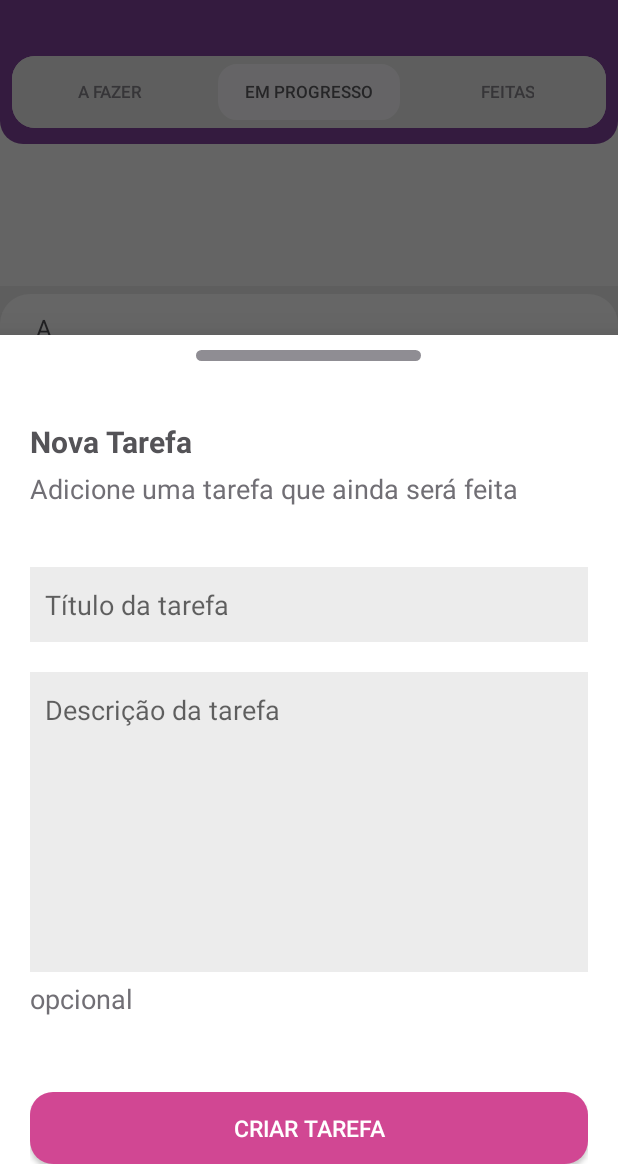
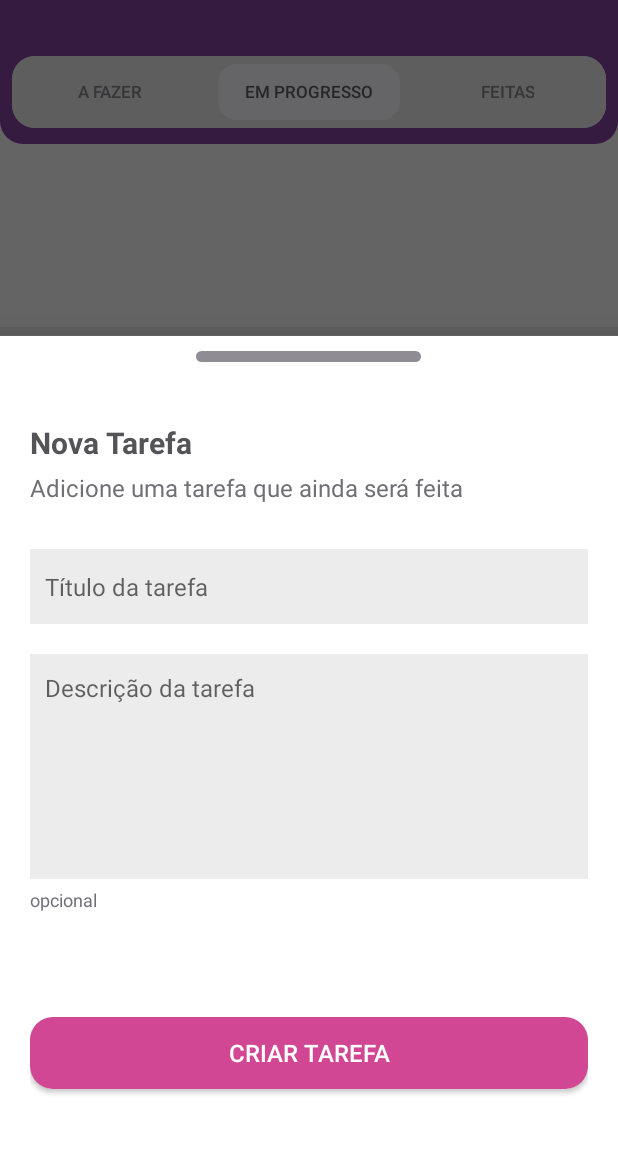
Before and after one commit to Jessyzap/AppMinhasTarefas, an Android app: the fragment CriarTarefaBottomSheet placed in its activity, tab 2 chosen, on a phone screen of 412 x 824 dp, the part 72-1236 px from its top. Run offline under Robolectric (Android 15) with nearby library versions, the phone set to English and light mode, and no system bars.

Commit message:
botoes adicionar e criar tarefa

```diff
--- a/app/build.gradle
+++ b/app/build.gradle
@@ -34,6 +34,7 @@ dependencies {
     implementation 'com.google.android.material:material:1.3.0'
     implementation 'androidx.constraintlayout:constraintlayout:2.0.4'
     implementation 'androidx.legacy:legacy-support-v4:1.0.0'
+    implementation 'androidx.lifecycle:lifecycle-extensions:2.2.0'
     testImplementation 'junit:junit:4.12'
     androidTestImplementation 'androidx.test.ext:junit:1.1.2'
     androidTestImplementation 'androidx.test.espresso:espresso-core:3.3.0'
--- a/app/src/main/AndroidManifest.xml
+++ b/app/src/main/AndroidManifest.xml
@@ -9,6 +9,8 @@
             android:roundIcon="@mipmap/ic_launcher_round"
             android:supportsRtl="true"
             android:theme="@style/AppTheme">
+        <activity android:name=".bottomSheets.TesteActivity">
+        </activity>
         <activity android:name=".PrincipalActivity">
         </activity>
         <activity android:name=".CarregandoTarefasFazerActivity">
--- a/app/src/main/java/com/ctt/minhastarefas/PrincipalActivity.kt
+++ b/app/src/main/java/com/ctt/minhastarefas/PrincipalActivity.kt
@@ -3,13 +3,16 @@ package com.ctt.minhastarefas
 import androidx.appcompat.app.AppCompatActivity
 import android.os.Bundle
 import android.view.View
+import android.widget.Button
 import androidx.viewpager.widget.ViewPager
 import com.ctt.minhastarefas.bottomSheets.CriarTarefaBottomSheet
 import com.google.android.material.button.MaterialButton
 import com.google.android.material.tabs.TabLayout
 import kotlinx.android.synthetic.main.fragment_fazer.*
 
-class PrincipalActivity : AppCompatActivity(), CriarTarefaBottomSheet.FragmentListener {
+//CriarTarefaBottomSheet.FragmentListener
+
+class PrincipalActivity : AppCompatActivity() {
     override fun onCreate(savedInstanceState: Bundle?) {
         supportActionBar?.hide()
         super.onCreate(savedInstanceState)
@@ -21,17 +24,12 @@ class PrincipalActivity : AppCompatActivity(), CriarTarefaBottomSheet.FragmentLi
         viewPager.adapter = PagerAdapter(supportFragmentManager)
         tabLayout.setupWithViewPager(viewPager)
 
-//        val bottomSheetCriarTarefa = CriarTarefaBottomSheet()
-//        btnAdicionar.setOnClickListener{
-//            bottomSheetCriarTarefa.show(supportFragmentManager,"BottomSheetDialog")
+        val botao = findViewById<Button?>(R.id.btnAdicionar)
 
-//        }
-    }
-
-    override fun getView(view: View?) {
-        val bottomSheetCriarTarefa = CriarTarefaBottomSheet()
-        btnAdicionar.setOnClickListener {
-            bottomSheetCriarTarefa.show(supportFragmentManager, "BottomSheetDialog")
+        botao?.setOnClickListener {
+            CriarTarefaBottomSheet().apply {
+                show(supportFragmentManager, CriarTarefaBottomSheet.TAG)
+            }
         }
     }
 }
--- a/app/src/main/java/com/ctt/minhastarefas/bottomSheets/CriarTarefaBottomSheet.kt
+++ b/app/src/main/java/com/ctt/minhastarefas/bottomSheets/CriarTarefaBottomSheet.kt
@@ -1,30 +1,32 @@
 package com.ctt.minhastarefas.bottomSheets
 
+import android.content.Intent
+import android.graphics.Insets.add
 import android.os.Bundle
 import android.view.LayoutInflater
 import android.view.View
 import android.view.ViewGroup
+import android.widget.Button
+import android.widget.EditText
 import android.widget.Toast
+import androidx.core.os.bundleOf
+import androidx.core.view.OneShotPreDrawListener.add
+import androidx.fragment.app.FragmentManager
+import androidx.lifecycle.ViewModelProviders
 import com.ctt.minhastarefas.R
+import com.ctt.minhastarefas.fragments.FazerFragment
+import com.ctt.minhastarefas.model.Tarefa
+import com.ctt.minhastarefas.model.msgViewModel
 import com.google.android.material.bottomsheet.BottomSheetDialogFragment
+import kotlinx.android.synthetic.main.bottom_sheet_criar_tarefa.*
 import kotlinx.android.synthetic.main.fragment_fazer.*
 
 class CriarTarefaBottomSheet : BottomSheetDialogFragment() {
 
+    private var model: msgViewModel? = null
 
-    override fun onCreate(savedInstanceState: Bundle?) {
-        super.onCreate(savedInstanceState)
-    }
-
-    interface FragmentListener {
-        fun getView(view: View?)
-    }
-
-    var mFragmentListener: FragmentListener? = null
-
-    fun bottomSheetFragment(listener: FragmentListener?) {
-        mFragmentListener = listener
-        return bottomSheetFragment(listener)
+    companion object {
+        const val TAG = "CriarTarefaBottomSheet"
     }
 
     override fun onCreateView(inflater: LayoutInflater, container: ViewGroup?, savedInstanceState: Bundle?): View? {
@@ -34,10 +36,26 @@ class CriarTarefaBottomSheet : BottomSheetDialogFragment() {
     override fun onViewCreated(view: View, savedInstanceState: Bundle?) {
         super.onViewCreated(view, savedInstanceState)
 
-        mFragmentListener?.getView(view)
+        model = ViewModelProviders.of(activity!!).get(msgViewModel::class.java)
 
-//        btn.setOnClickListener {
-//          Toast.makeText(context,"vc clicou",Toast.LENGTH_SHORT).show()     botão interno
-//        }
+        val nomeTarefa = view.findViewById<EditText>(R.id.txtTituloCriarTarefa)
+        val descricaoTarefa = view.findViewById<EditText>(R.id.txtDescricaoCriarTarefa)
+        val botaoCriarTarefa = view.findViewById<Button>(R.id.btnCriarTarefa)
+
+        botaoCriarTarefa.setOnClickListener {
+            //Toast.makeText(context, "vc clicou", Toast.LENGTH_SHORT).show()
+
+            val titulo = nomeTarefa.text.toString()
+            val descricao = descricaoTarefa.text.toString()
+            val lista = mutableListOf<Tarefa>()
+
+            if(titulo == "") {
+                nomeTarefa.error = "Insira um título para a sua tarefa"
+            } else {
+                lista.add(Tarefa(titulo,descricao))
+                model!!.dadosTarefa(lista)
+                Toast.makeText(context, "Tarefa cadastrada com sucesso!", Toast.LENGTH_SHORT).show()
+            }
+        }
     }
 }
--- a/app/src/main/java/com/ctt/minhastarefas/fragments/FazerFragment.kt
+++ b/app/src/main/java/com/ctt/minhastarefas/fragments/FazerFragment.kt
@@ -1,15 +1,25 @@
 package com.ctt.minhastarefas.fragments
 
 import android.os.Bundle
+import android.text.Layout
+import android.util.Log
 import androidx.fragment.app.Fragment
 import android.view.LayoutInflater
 import android.view.View
 import android.view.ViewGroup
+import android.widget.*
+import androidx.lifecycle.Observer
+import androidx.lifecycle.ViewModelProviders
 import androidx.recyclerview.widget.LinearLayoutManager
 import androidx.recyclerview.widget.RecyclerView
 import com.ctt.minhastarefas.R
 import com.ctt.minhastarefas.adapterListas.TarefasFazerAdapter
+import com.ctt.minhastarefas.bottomSheets.CriarTarefaBottomSheet
 import com.ctt.minhastarefas.model.Tarefa
+import com.ctt.minhastarefas.model.msgViewModel
+import com.google.android.material.bottomsheet.BottomSheetDialog
+import com.google.android.material.bottomsheet.BottomSheetDialogFragment
+import kotlinx.android.synthetic.main.fragment_fazer.*
 
 
 class FazerFragment : Fragment() {
@@ -19,45 +29,30 @@ class FazerFragment : Fragment() {
         savedInstanceState: Bundle?
     ): View? {
 
-        return inflater.inflate(R.layout.fragment_fazer, container, false)
+        val contextoFazer = inflater.inflate(R.layout.fragment_fazer, container, false)
+        return contextoFazer
     }
 
     override fun onViewCreated(view: View, savedInstanceState: Bundle?) {
         super.onViewCreated(view, savedInstanceState)
 
-        val listaTarefasFazer = mutableListOf(
-            Tarefa("Arrumar o guarda-roupa", "Organizar as gavetas, " +
-                    "separar as roupas de frio das de calor e colocar algumas peças no cabide."),
-            Tarefa("Arrumar o guarda-roupa", "Organizar as gavetas, " +
-                    "separar as roupas de frio das de calor e colocar algumas peças no cabide."),
-            Tarefa("Arrumar o guarda-roupa", "Organizar as gavetas, " +
-                    "separar as roupas de frio das de calor e colocar algumas peças no cabide."),
-            Tarefa("Arrumar o guarda-roupa", "Organizar as gavetas, " +
-                    "separar as roupas de frio das de calor e colocar algumas peças no cabide."),
-            Tarefa("Arrumar o guarda-roupa", "Organizar as gavetas, " +
-                    "separar as roupas de frio das de calor e colocar algumas peças no cabide."),
-            Tarefa("Arrumar o guarda-roupa", "Organizar as gavetas, " +
-                    "separar as roupas de frio das de calor e colocar algumas peças no cabide."),
-            Tarefa("Arrumar o guarda-roupa", "Organizar as gavetas, " +
-                    "separar as roupas de frio das de calor e colocar algumas peças no cabide."),
-            Tarefa("Arrumar o guarda-roupa", "Organizar as gavetas, " +
-                    "separar as roupas de frio das de calor e colocar algumas peças no cabide."),
-            Tarefa("Arrumar o guarda-roupa", "Organizar as gavetas, " +
-                    "separar as roupas de frio das de calor e colocar algumas peças no cabide."),
-            Tarefa("Arrumar o guarda-roupa", "Organizar as gavetas, " +
-                    "separar as roupas de frio das de calor e colocar algumas peças no cabide."),
-            Tarefa("Arrumar o guarda-roupa", "Organizar as gavetas, " +
-                    "separar as roupas de frio das de calor e colocar algumas peças no cabide."),
-            Tarefa("Arrumar o guarda-roupa", "Organizar as gavetas, " +
-                    "separar as roupas de frio das de calor e colocar algumas peças no cabide."),
-            Tarefa("Arrumar o guarda-roupa", "Organizar as gavetas, " +
-                    "separar as roupas de frio das de calor e colocar algumas peças no cabide."),
-        )
+        val model = ViewModelProviders.of(activity!!).get(msgViewModel::class.java)
+
+        var tituloTarefa: String
+        var descricaoTarefa: String
+
+        val listaTarefasFazer = mutableListOf<Tarefa>()
+
+        model.listaDados.observe(viewLifecycleOwner,
+            { t ->
+                tituloTarefa = t[0].nomeTarefa
+                descricaoTarefa = t[0].descricaoTarefa
+                listaTarefasFazer.add(Tarefa(tituloTarefa, descricaoTarefa))
+            })
 
         val rvFazer = view.findViewById<RecyclerView>(R.id.rvListaFazer)
         val adapterTarefasFazer = TarefasFazerAdapter(listaTarefasFazer)
         rvFazer.adapter = adapterTarefasFazer
         rvFazer.layoutManager = LinearLayoutManager(context)
-
     }
 }
--- a/app/src/main/java/com/ctt/minhastarefas/fragments/FeitasFragment.kt
+++ b/app/src/main/java/com/ctt/minhastarefas/fragments/FeitasFragment.kt
@@ -8,7 +8,7 @@ import android.view.ViewGroup
 import androidx.recyclerview.widget.LinearLayoutManager
 import androidx.recyclerview.widget.RecyclerView
 import com.ctt.minhastarefas.R
-import com.ctt.minhastarefas.adapterListas.TarefasFazerAdapter
+import com.ctt.minhastarefas.adapterListas.TarefasFeitasAdapter
 import com.ctt.minhastarefas.model.Tarefa
 
 class FeitasFragment : Fragment() {
@@ -41,7 +41,7 @@ class FeitasFragment : Fragment() {
         )
 
         val rvFeitas = view.findViewById<RecyclerView>(R.id.rvListaFeitas)
-        val adapterTarefasFeitas = TarefasFazerAdapter(listaTarefasFeitas)
+        val adapterTarefasFeitas = TarefasFeitasAdapter(listaTarefasFeitas)
         rvFeitas.adapter = adapterTarefasFeitas
         rvFeitas.layoutManager = LinearLayoutManager(context)
     }
--- a/app/src/main/java/com/ctt/minhastarefas/fragments/ProgressoFragment.kt
+++ b/app/src/main/java/com/ctt/minhastarefas/fragments/ProgressoFragment.kt
@@ -8,7 +8,7 @@ import android.view.ViewGroup
 import androidx.recyclerview.widget.LinearLayoutManager
 import androidx.recyclerview.widget.RecyclerView
 import com.ctt.minhastarefas.R
-import com.ctt.minhastarefas.adapterListas.TarefasFazerAdapter
+import com.ctt.minhastarefas.adapterListas.TarefasProgressoAdapter
 import com.ctt.minhastarefas.model.Tarefa
 
 class ProgressoFragment : Fragment() {
@@ -41,7 +41,7 @@ class ProgressoFragment : Fragment() {
         )
 
         val rvProgresso = view.findViewById<RecyclerView>(R.id.rvListaProgresso)
-        val adapterTarefasProgresso = TarefasFazerAdapter(listaTarefasProgresso)
+        val adapterTarefasProgresso = TarefasProgressoAdapter(listaTarefasProgresso)
         rvProgresso.adapter = adapterTarefasProgresso
         rvProgresso.layoutManager = LinearLayoutManager(context)
     }
--- /dev/null
+++ b/app/src/main/java/com/ctt/minhastarefas/model/msgViewModel.kt
@@ -0,0 +1,13 @@
+package com.ctt.minhastarefas.model
+
+import androidx.lifecycle.MutableLiveData
+import androidx.lifecycle.ViewModel
+
+class msgViewModel : ViewModel() {
+
+    val listaDados = MutableLiveData<MutableList<Tarefa>>()
+
+    fun dadosTarefa(dados: MutableList<Tarefa>) {
+        listaDados.value = dados
+    }
+}
--- a/app/src/main/res/layout/activity_principal.xml
+++ b/app/src/main/res/layout/activity_principal.xml
@@ -3,22 +3,23 @@
         xmlns:android="http://schemas.android.com/apk/res/android"
         xmlns:tools="http://schemas.android.com/tools"
         xmlns:app="http://schemas.android.com/apk/res-auto"
+        android:theme="@style/Theme.MaterialComponents"
         android:layout_width="match_parent"
         android:layout_height="match_parent"
         tools:context=".PrincipalActivity">
 
-    <androidx.viewpager.widget.ViewPager
-            android:id="@+id/viewPager"
-            android:layout_width="match_parent"
-            android:layout_height="585dp"
-            app:layout_constraintBottom_toBottomOf="parent"/>
+      <androidx.viewpager.widget.ViewPager
+              android:id="@+id/viewPager"
+              android:layout_width="match_parent"
+              android:layout_height="585dp"
+              app:layout_constraintBottom_toBottomOf="parent"/>
+
 
     <FrameLayout
             android:layout_width="match_parent"
-            android:layout_height="146dp"
+            android:layout_height="match_parent"
             app:layout_constraintStart_toStartOf="parent"
             app:layout_constraintTop_toTopOf="parent"
-            app:layout_constraintBottom_toBottomOf="@+id/viewPager"
             android:orientation="vertical"
             android:id="@+id/linearLayout"
             app:layout_constraintVertical_bias="0.0">
@@ -31,6 +32,12 @@
                 app:layout_constraintStart_toStartOf="parent"
                 app:layout_constraintEnd_toEndOf="parent"
                 android:id="@+id/imgShape"/>
+
+        <LinearLayout
+                android:layout_width="wrap_content"
+                android:layout_height="wrap_content"
+                android:layout_marginTop="100dp">
+        </LinearLayout>
 
         <TextView
                 android:fontFamily="sans-serif"
@@ -52,6 +59,7 @@
                 android:gravity="center_horizontal"
                 android:paddingHorizontal="8dp">
 
+
             <com.google.android.material.tabs.TabLayout
                     android:id="@+id/tabLayout"
                     android:layout_width="match_parent"
@@ -67,6 +75,20 @@
                     app:layout_constraintTop_toTopOf="parent"/>
         </LinearLayout>
 
+        <com.google.android.material.floatingactionbutton.ExtendedFloatingActionButton
+                android:id="@+id/btnAdicionar"
+                android:textSize="15sp"
+                android:layout_width="wrap_content"
+                android:layout_height="wrap_content"
+                android:layout_marginTop="515dp"
+                android:layout_marginEnd="40dp"
+                android:layout_gravity="end"
+                android:text="Adicionar"
+                android:textColor="#FFFFFF"
+                app:iconTint="#FFFFFF"
+                app:iconSize="18dp"
+                android:backgroundTint="@color/colorBotao"
+                app:icon="@drawable/ic_adicionar"/>
     </FrameLayout>
 
 </androidx.constraintlayout.widget.ConstraintLayout>
--- a/app/src/main/res/layout/bottom_sheet_criar_tarefa.xml
+++ b/app/src/main/res/layout/bottom_sheet_criar_tarefa.xml
@@ -5,6 +5,7 @@
         android:background="@drawable/shape_bottom_sheet"
         android:paddingHorizontal="20dp"
         android:layout_width="match_parent"
+        android:id="@+id/layoutCriar"
         android:layout_height="match_parent">
 
     <ImageView
@@ -29,25 +30,27 @@
             android:layout_height="wrap_content"
             android:text="Adicione uma tarefa que ainda será feita"
             android:layout_marginTop="5dp"
-            android:textSize="18sp"/>
+            android:textSize="16sp"/>
 
     <EditText
+            android:id="@+id/txtTituloCriarTarefa"
             android:paddingStart="10dp"
             android:layout_width="match_parent"
             android:layout_height="50dp"
             android:hint="Título da tarefa"
-            android:textSize="18sp"
+            android:textSize="16sp"
             android:background="@drawable/shape_retangular"
             android:backgroundTint="#ECECEC"
-            android:layout_marginTop="40dp"/>
+            android:layout_marginTop="30dp"/>
 
     <EditText
-            android:paddingBottom="150dp"
+            android:id="@+id/txtDescricaoCriarTarefa"
+            android:paddingBottom="105dp"
             android:paddingStart="10dp"
             android:layout_width="match_parent"
-            android:layout_height="200dp"
+            android:layout_height="150dp"
             android:hint="Descrição da tarefa"
-            android:textSize="18sp"
+            android:textSize="16sp"
             android:maxLines="20"
             android:background="@drawable/shape_retangular"
             android:layout_marginTop="20dp"/>
@@ -57,15 +60,20 @@
             android:layout_width="wrap_content"
             android:layout_height="wrap_content"
             android:text="opcional"
-            android:textSize="18sp"
+            android:textSize="12sp"
             android:layout_marginTop="5dp"/>
 
     <Button
-            android:textSize="15sp"
+            android:id="@+id/btnCriarTarefa"
+            android:textSize="16sp"
             android:textColor="#FFFFFF"
-            android:layout_marginTop="50dp"
+            android:layout_marginTop="70dp"
             android:layout_width="match_parent"
             android:layout_height="wrap_content"
             android:background="@drawable/shape_button_bottom_sheet"
             android:text="Criar tarefa"/>
+
+    <ImageView
+            android:layout_width="100dp"
+            android:layout_height="50dp"/>
 </LinearLayout>
--- a/app/src/main/res/layout/fragment_fazer.xml
+++ b/app/src/main/res/layout/fragment_fazer.xml
@@ -9,6 +9,7 @@
         tools:context=".fragments.FazerFragment">
 
     <androidx.recyclerview.widget.RecyclerView
+            android:layout_marginTop="27dp"
             android:background="#ECECEC"
             android:id="@+id/rvListaFazer"
             android:layout_height="match_parent"
@@ -18,7 +19,7 @@
             app:layout_constraintEnd_toEndOf="parent"
             app:layout_constraintTop_toTopOf="parent"
             app:layout_constraintBottom_toBottomOf="parent"/>
-
+    <!--button
     <com.google.android.material.floatingactionbutton.ExtendedFloatingActionButton
             android:id="@+id/btnAdicionar"
             android:textSize="15sp"
@@ -33,4 +34,5 @@
             app:iconSize="18dp"
             android:backgroundTint="@color/colorBotao"
             app:icon="@drawable/ic_adicionar"/>
+            -->
 </FrameLayout>
--- a/app/src/main/res/layout/fragment_feitas.xml
+++ b/app/src/main/res/layout/fragment_feitas.xml
@@ -7,6 +7,7 @@
         tools:context=".fragments.FeitasFragment">
 
     <androidx.recyclerview.widget.RecyclerView
+            android:layout_marginTop="27dp"
             android:background="#ECECEC"
             android:id="@+id/rvListaFeitas"
             android:layout_height="match_parent"
--- a/app/src/main/res/layout/fragment_progresso.xml
+++ b/app/src/main/res/layout/fragment_progresso.xml
@@ -7,6 +7,7 @@
         tools:context=".fragments.ProgressoFragment">
 
     <androidx.recyclerview.widget.RecyclerView
+            android:layout_marginTop="27dp"
             android:background="#ECECEC"
             android:id="@+id/rvListaProgresso"
             android:layout_height="match_parent"
--- a/app/src/main/res/layout/item_tarefas_fazer.xml
+++ b/app/src/main/res/layout/item_tarefas_fazer.xml
@@ -5,8 +5,7 @@
         android:layout_width="match_parent"
         android:layout_height="80dp"
         android:layout_marginTop="5dp"
-        android:background="@drawable/shape_button"
-        android:backgroundTint="#FFFFFF">
+        android:background="#FFFFFF">
 
     <TextView
             android:id="@+id/txtTarefaFazer"
--- a/app/src/main/res/layout/item_tarefas_feitas.xml
+++ b/app/src/main/res/layout/item_tarefas_feitas.xml
@@ -5,8 +5,7 @@
         android:layout_width="match_parent"
         android:layout_height="80dp"
         android:layout_marginTop="5dp"
-        android:background="@drawable/shape_button"
-        android:backgroundTint="#FFFFFF">
+        android:background="#FFFFFF">
 
     <TextView
             android:id="@+id/txtTarefaFeita"
--- a/app/src/main/res/layout/item_tarefas_progresso.xml
+++ b/app/src/main/res/layout/item_tarefas_progresso.xml
@@ -5,8 +5,7 @@
         android:layout_width="match_parent"
         android:layout_height="80dp"
         android:layout_marginTop="5dp"
-        android:background="@drawable/shape_button"
-        android:backgroundTint="#FFFFFF">
+        android:background="#FFFFFF">
 
     <TextView
             android:id="@+id/txtTarefaProgresso"
```
Also changed, not shown: app/src/main/res/layout/bottom_sheet_editar_tarefa.xml (+13 -9 lines), app/src/main/res/layout/bottom_sheet_finalizar_tarefa.xml (+13 -8 lines), app/src/main/res/layout/bottom_sheet_tarefa_finalizada.xml (+11 -7 lines), app/src/main/res/layout/bottom_sheet_visualizar_tarefa.xml (+11 -7 lines). Lines whose indentation alone changed are shown as unchanged.
